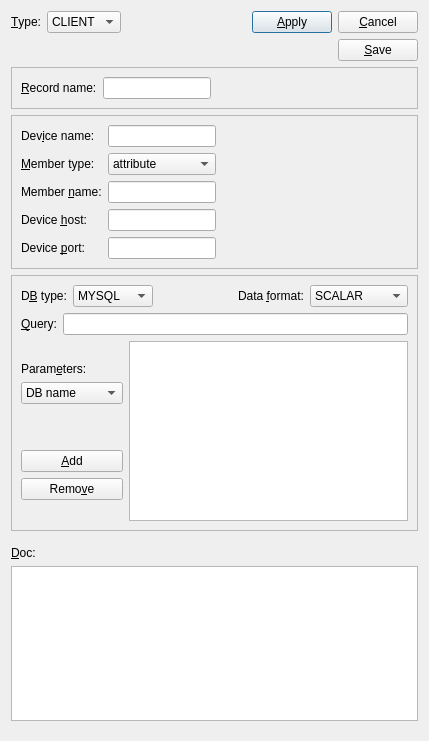
First picture: the form in ndtsconfigtool/datasourcedlg.ui, repository jkotan/nexdatas.configtool, before the edit.
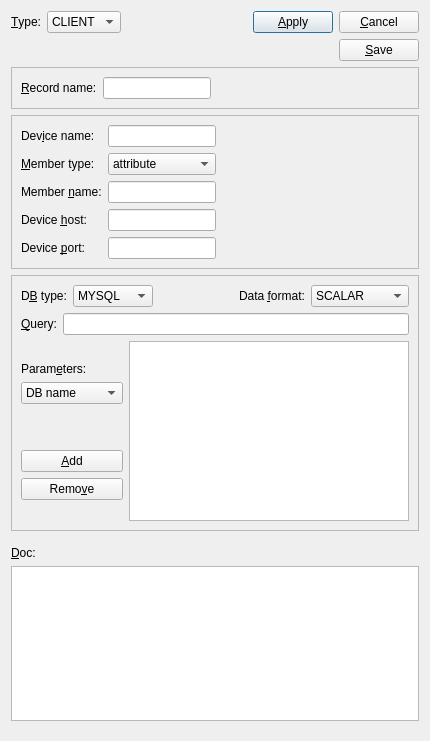
Second picture: the form after the edit.

Patch:
```diff
--- a/ndtsconfigtool/datasourcedlg.ui
+++ b/ndtsconfigtool/datasourcedlg.ui
@@ -6,7 +6,7 @@
    <rect>
     <x>0</x>
     <y>0</y>
-    <width>429</width>
+    <width>430</width>
     <height>741</height>
    </rect>
   </property>
```
Left out of the diff: 4 changed lines with no effect on the pictures.
